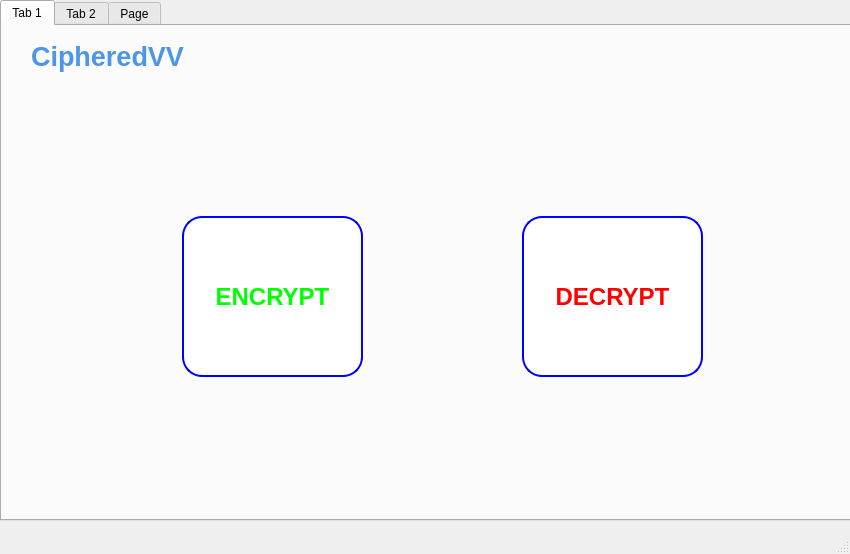
edeniyanda/CipheredVV, file ui/mainwindow.ui: the form before one commit.
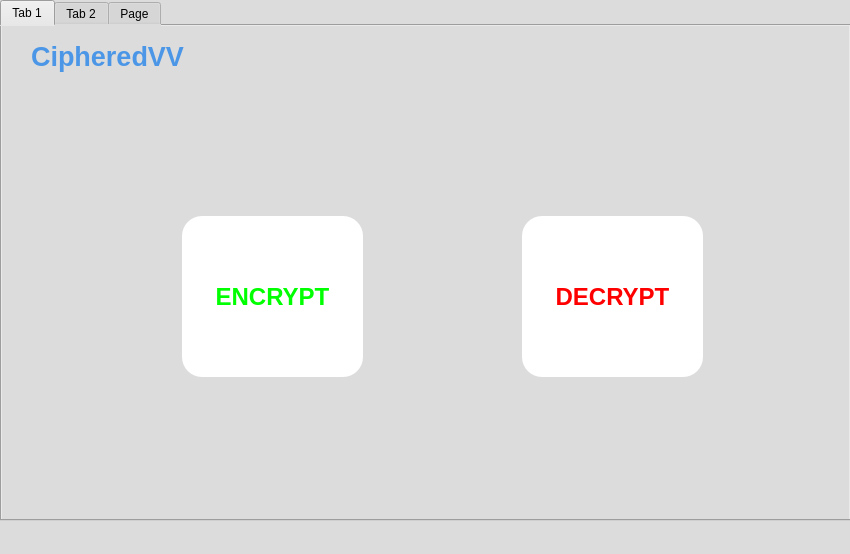
The form after the commit. Icons and pictures are not drawn.

Patch:
```diff
--- a/ui/mainwindow.ui
+++ b/ui/mainwindow.ui
@@ -17,6 +17,9 @@
    <iconset>
     <normaloff>../assets/img/icon/shield.png</normaloff>../assets/img/icon/shield.png</iconset>
   </property>
+  <property name="styleSheet">
+   <string notr="true">background: rgb(220, 220, 220);</string>
+  </property>
   <widget class="QWidget" name="centralwidget">
    <widget class="QTabWidget" name="tabWidget">
     <property name="geometry">
@@ -28,8 +31,7 @@
      </rect>
     </property>
     <property name="styleSheet">
-     <string notr="true">
-</string>
+     <string notr="true">background: rgb(220, 220, 220)</string>
     </property>
     <property name="currentIndex">
      <number>0</number>
@@ -83,9 +85,11 @@
       <property name="styleSheet">
        <string notr="true">QPushButton{
 	border-radius:20px;
-	border: 2px solid blue;
+	border: none;
 	background-color: white;
 	color:rgb(0, 255, 0);
+	
+
 }
 QPushButton:hover{
 	border: none;
@@ -115,7 +119,7 @@
       <property name="styleSheet">
        <string notr="true">QPushButton{
 	border-radius:20px;
-	border: 2px solid blue;
+	border: none ;
 	background-color: white;
 	color: red;
 }
```
Left out of the diff: 7 changed lines with no effect on the pictures.
